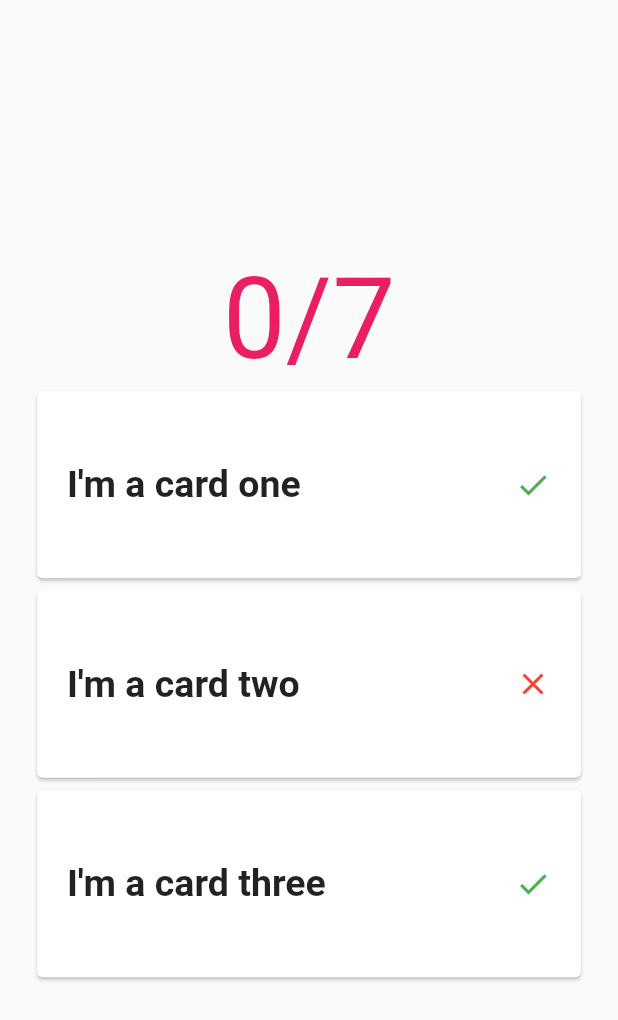
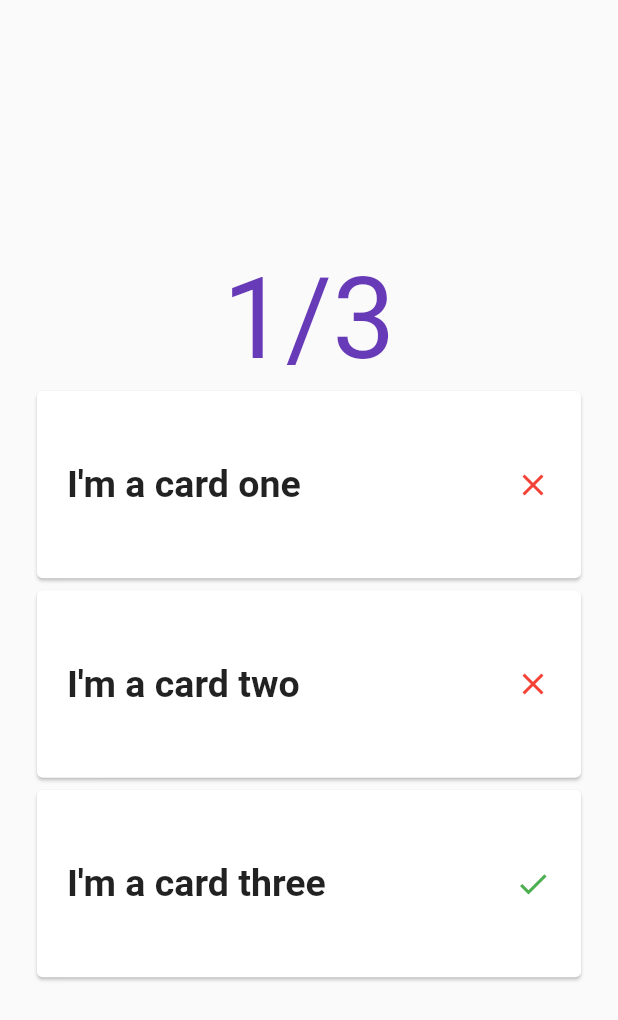
Before and after one commit to natalija-margaric/Flutter-TODO-App, a Flutter app: the screen it shows after launch, on a phone screen of 412 x 824 dp. Shown: the top 1020 px of the screen. Run offline on Flutter 3.47's test engine with Material 2 defaults, Android fonts, the phone set to English and light mode, and no system bars.

Commit message:
counter and cards

```diff
--- a/lib/main.dart
+++ b/lib/main.dart
@@ -27,17 +27,29 @@ class MyHomePage extends StatefulWidget {
 
 class _MyHomePageState extends State<MyHomePage> {
   final List<Todo> todos = [
-    Todo(id: "1", title: "I'm a card one", completed: true),
+    Todo(id: "1", title: "I'm a card one", completed: false),
     Todo(id: "2", title: "I'm a card two", completed: false),
     Todo(id: "3", title: "I'm a card three", completed: true)
   ];
+
+  int totalCompletions() {
+    var total = 0;
+    todos.forEach((todo) {
+      if (todo.completed) {
+        total++;
+      }
+    });
+
+    return total;
+  }
 
   @override
   Widget build(BuildContext context) {
     return Scaffold(
       body: Center(
         child: Column(mainAxisAlignment: MainAxisAlignment.center, children: [
-          Counter(),
+          Counter(
+              numberOfTodos: todos.length, totalCompletion: totalCompletions()),
           ...todos.map((todo) => TodoCard(
                 title: todo.title,
                 completed: todo.completed,
--- a/lib/widgets/counter.dart
+++ b/lib/widgets/counter.dart
@@ -1,14 +1,19 @@
 import 'package:flutter/material.dart';
 
 class Counter extends StatelessWidget {
+  final int numberOfTodos;
+  final int totalCompletion;
+
+  Counter({required this.numberOfTodos, required this.totalCompletion});
+
   @override
   Widget build(BuildContext context) {
     return Container(
       child: Text(
-        "0/7",
+        "$totalCompletion/$numberOfTodos",
         style: TextStyle(
           fontSize: 75,
-          color: Colors.pink,
+          color: Colors.deepPurple,
         ),
       ),
     );
```
